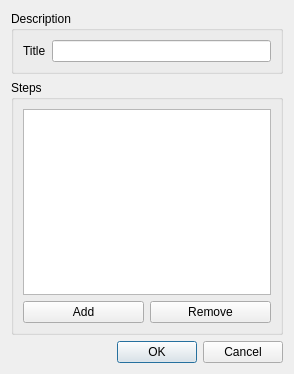
Old version of the form scenarioeditor.ui in the repository My-programming-projects/TTE-software.
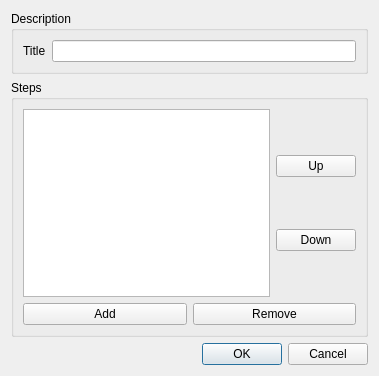
New version of the form.

Patch:
```diff
--- a/scenarioeditor.ui
+++ b/scenarioeditor.ui
@@ -6,14 +6,14 @@
    <rect>
     <x>0</x>
     <y>0</y>
-    <width>294</width>
-    <height>374</height>
+    <width>379</width>
+    <height>376</height>
    </rect>
   </property>
   <property name="windowTitle">
    <string>Scenario</string>
   </property>
-  <layout class="QVBoxLayout" name="verticalLayout_3">
+  <layout class="QVBoxLayout" name="verticalLayout_4">
    <item>
     <widget class="QGroupBox" name="groupBox">
      <property name="title">
@@ -42,9 +42,31 @@
      <property name="title">
       <string>Steps</string>
      </property>
-     <layout class="QVBoxLayout" name="verticalLayout_2">
+     <layout class="QVBoxLayout" name="verticalLayout_3">
       <item>
-       <widget class="QListWidget" name="stepsListWidget"/>
+       <layout class="QHBoxLayout" name="horizontalLayout_2">
+        <item>
+         <widget class="QListWidget" name="stepsListWidget"/>
+        </item>
+        <item>
+         <layout class="QVBoxLayout" name="verticalLayout_2">
+          <item>
+           <widget class="QPushButton" name="stepUpButton">
+            <property name="text">
+             <string>Up</string>
+            </property>
+           </widget>
+          </item>
+          <item>
+           <widget class="QPushButton" name="stepDownButton">
+            <property name="text">
+             <string>Down</string>
+            </property>
+           </widget>
+          </item>
+         </layout>
+        </item>
+       </layout>
       </item>
       <item>
        <layout class="QHBoxLayout" name="horizontalLayout">
```
